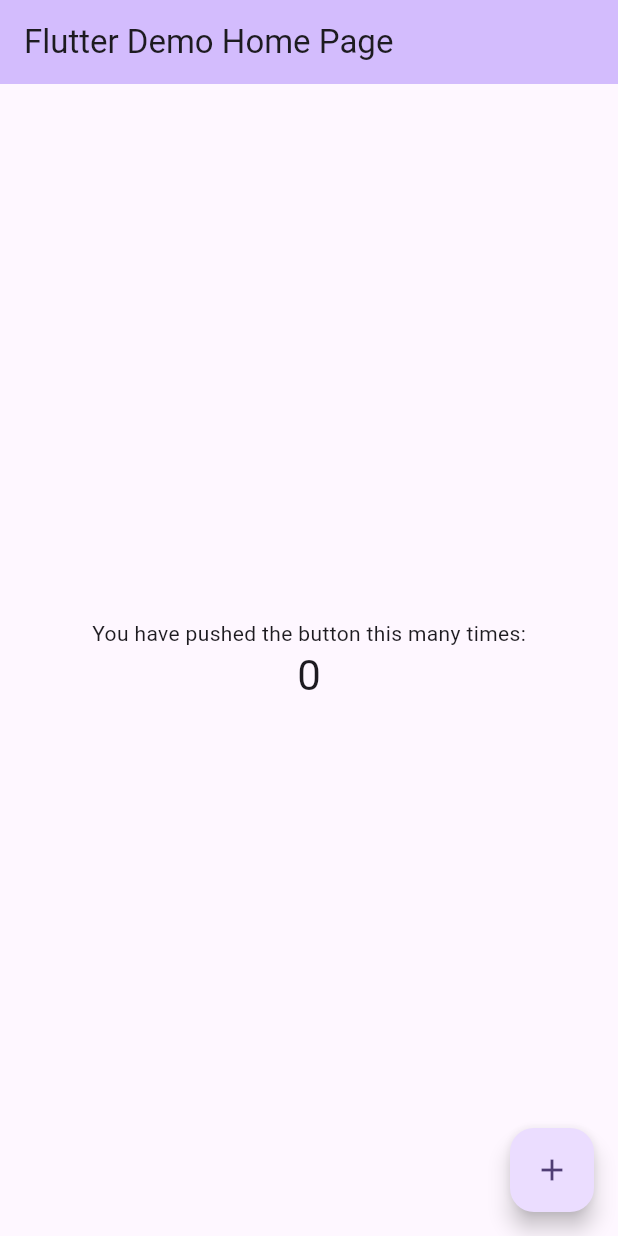
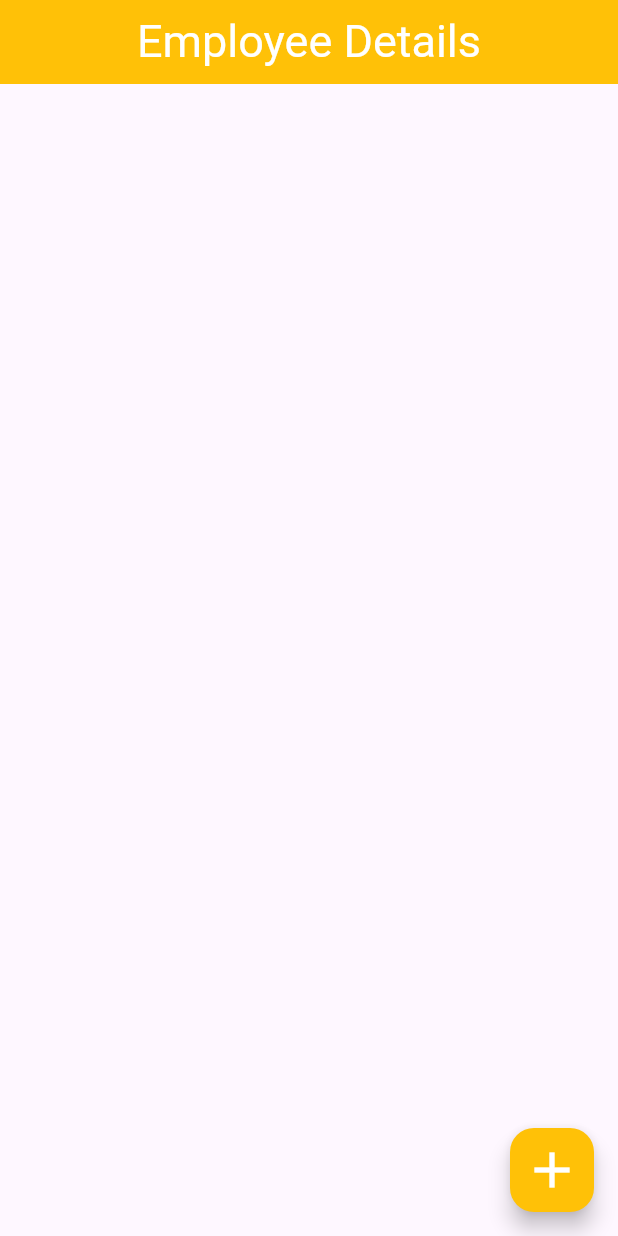
Before and after one commit to Darwynkjoy/employee_firebase, a Flutter app: the screen it shows after launch, on a phone screen of 412 x 824 dp. Run offline on Flutter 3.47's test engine with Material 3 defaults, Android fonts, the phone set to English and light mode, and no system bars; our stand-ins replace cloud_firestore, firebase_core; accounts and stored records are empty.

Commit message:
daily push

```diff
--- a/analysis_options.yaml
+++ b/analysis_options.yaml
@@ -7,7 +7,7 @@
 
 # The following line activates a set of recommended lints for Flutter apps,
 # packages, and plugins designed to encourage good coding practices.
-include: package:flutter_lints/flutter.yaml
+#include: package:flutter_lints/flutter.yaml
 
 linter:
   # The lint rules applied to this project can be customized in the
--- /dev/null
+++ b/lib/firstpage.dart
@@ -0,0 +1,31 @@
+import 'package:flutter/material.dart';
+
+class Firstpage extends StatefulWidget{
+  @override
+  State<Firstpage> createState()=> _firstpageState();
+}
+class _firstpageState extends State<Firstpage>{
+  @override
+  Widget build(BuildContext context){
+    return Scaffold(
+      appBar: AppBar(
+        title: Text("Employee Details",style: TextStyle(fontSize: 30,color: Colors.white),),
+        centerTitle: true,
+        backgroundColor: Colors.amber,
+      ),
+
+    floatingActionButton: FloatingActionButton(
+      backgroundColor: Colors.amber,
+      onPressed: (){
+        showBottomSheet(context: context,
+        builder: (BuildContext context){
+          return Container(
+            width: 410,
+          );
+        });
+      },
+      child: Icon(Icons.add,color: Colors.white,size: 40,),
+    ),
+    );
+  }
+}
--- a/lib/main.dart
+++ b/lib/main.dart
@@ -1,3 +1,4 @@
+import 'package:employee_firebase/firstpage.dart';
 import 'package:flutter/material.dart';
 
 void main() {
@@ -11,115 +12,9 @@ class MyApp extends StatelessWidget {
   @override
   Widget build(BuildContext context) {
     return MaterialApp(
-      title: 'Flutter Demo',
-      theme: ThemeData(
-        // This is the theme of your application.
-        //
-        // TRY THIS: Try running your application with "flutter run". You'll see
-        // the application has a purple toolbar. Then, without quitting the app,
-        // try changing the seedColor in the colorScheme below to Colors.green
-        // and then invoke "hot reload" (save your changes or press the "hot
-        // reload" button in a Flutter-supported IDE, or press "r" if you used
-        // the command line to start the app).
-        //
-        // Notice that the counter didn't reset back to zero; the application
-        // state is not lost during the reload. To reset the state, use hot
-        // restart instead.
-        //
-        // This works for code too, not just values: Most code changes can be
-        // tested with just a hot reload.
-        colorScheme: ColorScheme.fromSeed(seedColor: Colors.deepPurple),
-        useMaterial3: true,
-      ),
-      home: const MyHomePage(title: 'Flutter Demo Home Page'),
+      title: 'FIREBASE',
+      debugShowCheckedModeBanner: false,
+      home: Firstpage(),
     );
   }
 }
-
-class MyHomePage extends StatefulWidget {
-  const MyHomePage({super.key, required this.title});
-
-  // This widget is the home page of your application. It is stateful, meaning
-  // that it has a State object (defined below) that contains fields that affect
-  // how it looks.
-
-  // This class is the configuration for the state. It holds the values (in this
-  // case the title) provided by the parent (in this case the App widget) and
-  // used by the build method of the State. Fields in a Widget subclass are
-  // always marked "final".
-
-  final String title;
-
-  @override
-  State<MyHomePage> createState() => _MyHomePageState();
-}
-
-class _MyHomePageState extends State<MyHomePage> {
-  int _counter = 0;
-
-  void _incrementCounter() {
-    setState(() {
-      // This call to setState tells the Flutter framework that something has
-      // changed in this State, which causes it to rerun the build method below
-      // so that the display can reflect the updated values. If we changed
-      // _counter without calling setState(), then the build method would not be
-      // called again, and so nothing would appear to happen.
-      _counter++;
-    });
-  }
-
-  @override
-  Widget build(BuildContext context) {
-    // This method is rerun every time setState is called, for instance as done
-    // by the _incrementCounter method above.
-    //
-    // The Flutter framework has been optimized to make rerunning build methods
-    // fast, so that you can just rebuild anything that needs updating rather
-    // than having to individually change instances of widgets.
-    return Scaffold(
-      appBar: AppBar(
-        // TRY THIS: Try changing the color here to a specific color (to
-        // Colors.amber, perhaps?) and trigger a hot reload to see the AppBar
-        // change color while the other colors stay the same.
-        backgroundColor: Theme.of(context).colorScheme.inversePrimary,
-        // Here we take the value from the MyHomePage object that was created by
-        // the App.build method, and use it to set our appbar title.
-        title: Text(widget.title),
-      ),
-      body: Center(
-        // Center is a layout widget. It takes a single child and positions it
-        // in the middle of the parent.
-        child: Column(
-          // Column is also a layout widget. It takes a list of children and
-          // arranges them vertically. By default, it sizes itself to fit its
-          // children horizontally, and tries to be as tall as its parent.
-          //
-          // Column has various properties to control how it sizes itself and
-          // how it positions its children. Here we use mainAxisAlignment to
-          // center the children vertically; the main axis here is the vertical
-          // axis because Columns are vertical (the cross axis would be
-          // horizontal).
-          //
-          // TRY THIS: Invoke "debug painting" (choose the "Toggle Debug Paint"
-          // action in the IDE, or press "p" in the console), to see the
-          // wireframe for each widget.
-          mainAxisAlignment: MainAxisAlignment.center,
-          children: <Widget>[
-            const Text(
-              'You have pushed the button this many times:',
-            ),
-            Text(
-              '$_counter',
-              style: Theme.of(context).textTheme.headlineMedium,
-            ),
-          ],
-        ),
-      ),
-      floatingActionButton: FloatingActionButton(
-        onPressed: _incrementCounter,
-        tooltip: 'Increment',
-        child: const Icon(Icons.add),
-      ), // This trailing comma makes auto-formatting nicer for build methods.
-    );
-  }
-}
```
Also changed, not shown: lib/databse.dart (added, +15 -0 lines).
